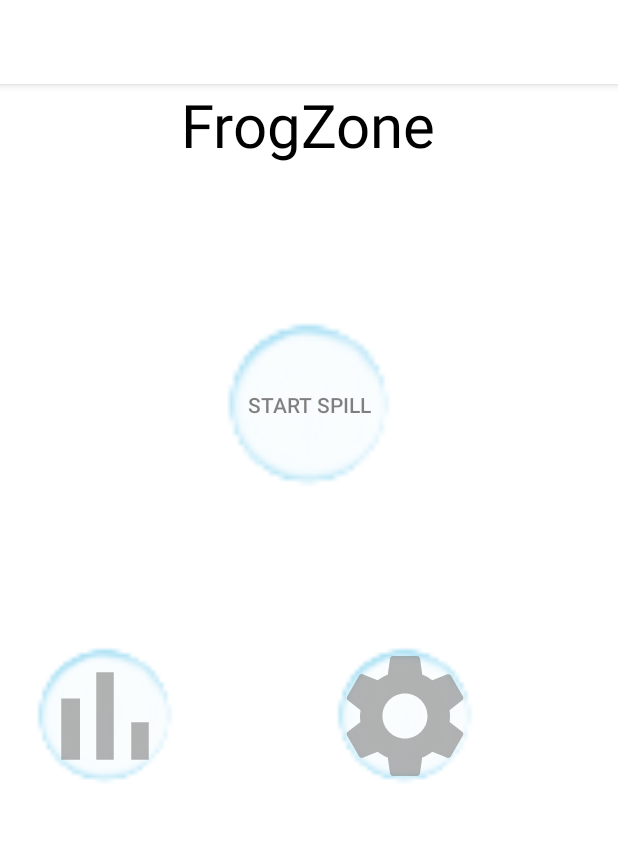
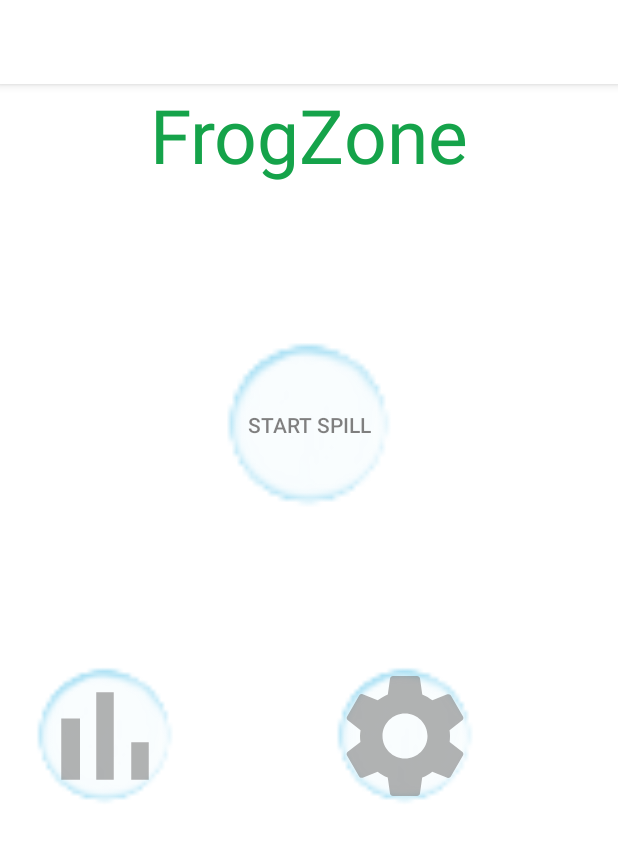
Before and after one commit to josteinjhauge/KvakkPluss, an Android app: the screen it shows after launch (MainActivity), on a phone screen of 412 x 824 dp. Shown: the top 842 px of the screen. Run offline under Robolectric (Android 15) with nearby library versions, the phone set to English and light mode, and no system bars.

Commit message:
grønn header

```diff
--- a/app/src/main/res/layout/activity_main.xml
+++ b/app/src/main/res/layout/activity_main.xml
@@ -9,9 +9,9 @@
     <TextView
         android:layout_width="wrap_content"
         android:layout_height="wrap_content"
-        android:textColor="?attr/textColor"
+        android:textColor="?attr/headerColor"
         android:text="@string/txtHeader"
-        android:textSize="40sp"
+        android:textSize="50sp"
         android:layout_gravity="center"/>
 
 <LinearLayout
--- a/app/src/main/res/values/attrs.xml
+++ b/app/src/main/res/values/attrs.xml
@@ -4,6 +4,7 @@
     <attr name="textColor" format="color"/>
     <attr name="textColorQuestions" format="color"/>
     <attr name="metaTextColor" format="color"/>
+    <attr name="headerColor" format="color"/>
     <attr name="bgQuestion" format="reference"/>
     <attr name="bgButton" format="reference"/>
     <attr name="bgBubbleBlue" format="reference"/>
--- a/app/src/main/res/values/colors.xml
+++ b/app/src/main/res/values/colors.xml
@@ -15,4 +15,5 @@
     <color name="cancelDark">#EE8F76</color>
     <color name="lightBlue">#b4e0e9</color>
     <color name="blue">#2795a6</color>
+    <color name="green">#15a34a</color>
 </resources>
--- a/app/src/main/res/values/styles.xml
+++ b/app/src/main/res/values/styles.xml
@@ -13,6 +13,7 @@
         <!-- Customize your theme here. -->
         <item name="bgColor">@color/white</item>
         <item name="textColor">@color/black</item>
+        <item name="headerColor">@color/green</item>
         <item name="metaTextColor">@color/colorPrimaryDark</item>
         <item name="textColorQuestions">@color/black</item>
         <item name="bgQuestion">@drawable/bg_question_light</item>
@@ -29,6 +30,7 @@
         <!-- Customize your darktheme here. -->
         <item name="bgColor">@color/base</item>
         <item name="textColor">@color/white</item>
+        <item name="headerColor">@color/green</item>
         <item name="metaTextColor">@color/colorPrimaryDark</item>
         <item name="textColorQuestions">@color/white</item>
         <item name="bgQuestion">@drawable/bg_question_dark</item>
@@ -39,8 +41,6 @@
         <item name="bgBubbleBlue">@drawable/bubble_blue</item>
         <item name="bgBubbleGreen">@drawable/bubble_green</item>
         <item name="bgBubbleRed">@drawable/bubble_red</item>
-
-
     </style>
 
 </resources>
```
